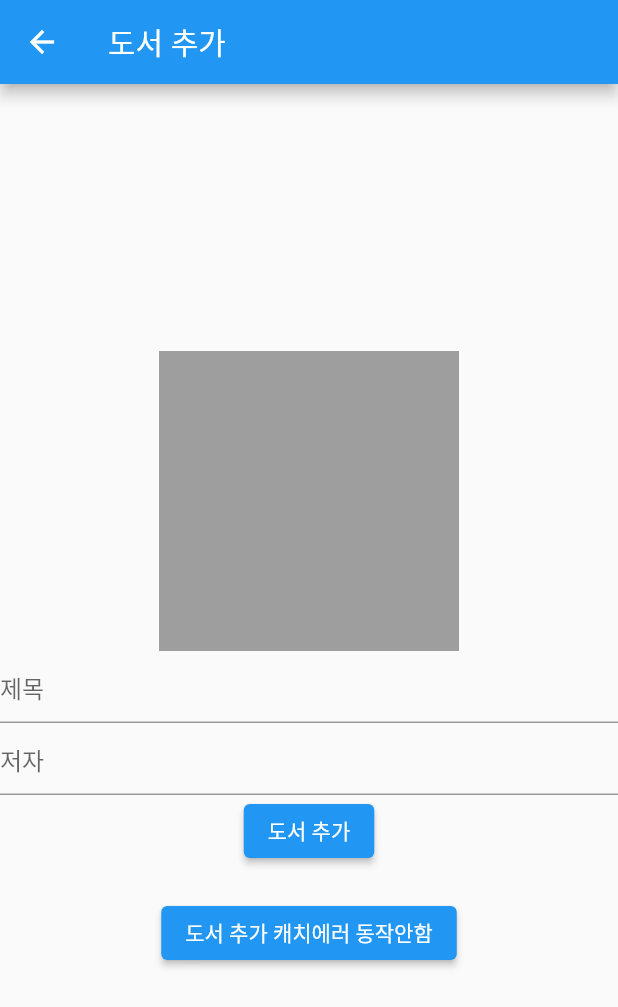
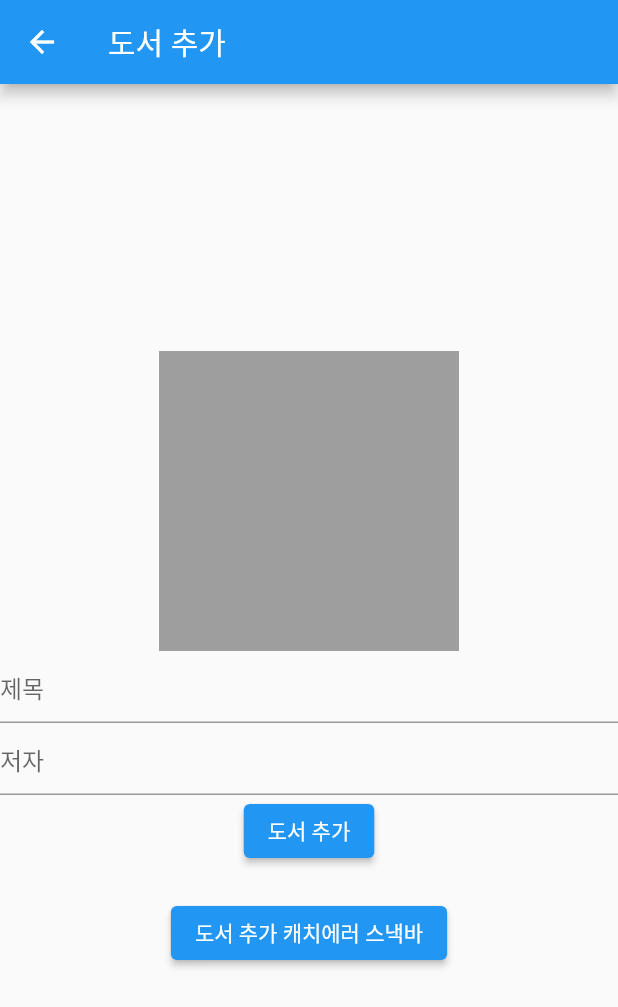
Before and after one commit to gumsang/flutter_firebase_list_app, a Flutter app: the AddBookScreen screen opened directly, on a phone screen of 412 x 824 dp. Shown: the top 1007 px of the screen. Run offline on Flutter 3.47's test engine with Material 2 defaults, Android fonts, the phone set to English and light mode, and no system bars; our stand-ins replace cloud_firestore, firebase_core, firebase_storage, image_picker; accounts and stored records are empty; generated files the repository leaves out were written again.

Commit message:
fix 책 추가시 유효성검사 캐치에러 리턴으로 수정하여 구현완료

```diff
--- a/lib/add_books/add_book_screen.dart
+++ b/lib/add_books/add_book_screen.dart
@@ -103,8 +103,6 @@ class _AddBookScreenState extends State<AddBookScreen> {
             const SizedBox(
               height: 20,
             ),
-
-            //에러 캐치로 스낵바 생성....안됨
             ElevatedButton(
               onPressed: () {
                 AddBookViewModel()
@@ -122,7 +120,7 @@ class _AddBookScreenState extends State<AddBookScreen> {
                   ScaffoldMessenger.of(context).showSnackBar(snackBar);
                 });
               },
-              child: const Text('도서 추가 캐치에러 동작안함'),
+              child: const Text('도서 추가 캐치에러 스낵바'),
             ),
           ],
         ),
```
Also changed, not shown: lib/add_books/add_book_view_model.dart (+6 -6 lines).
